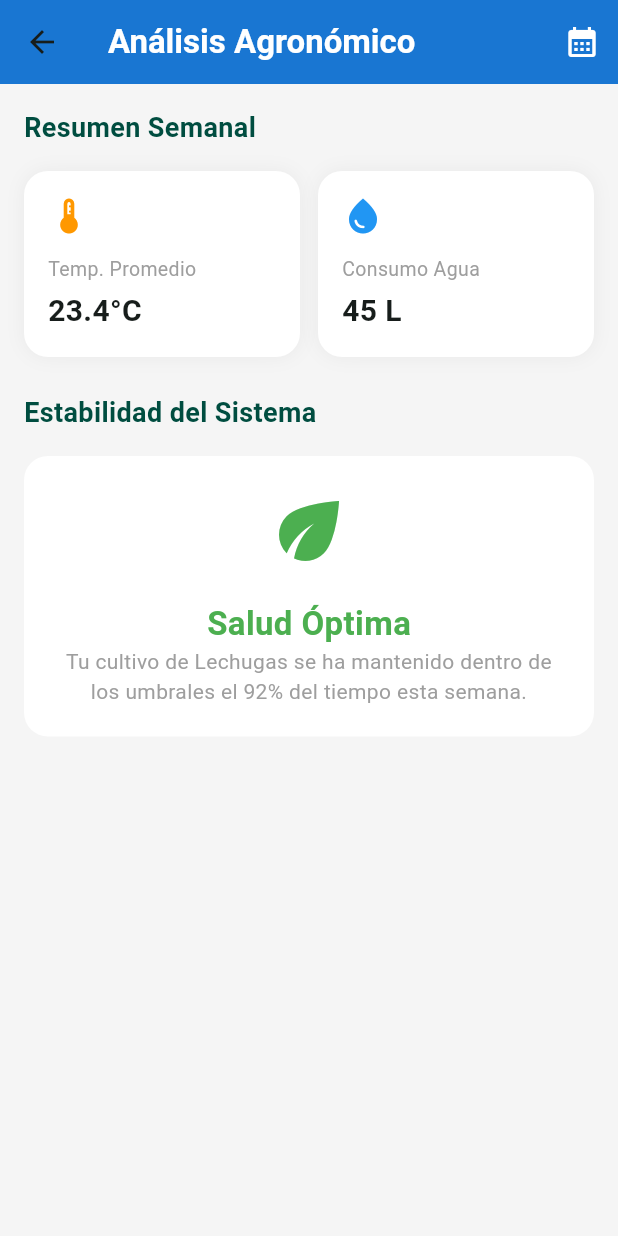
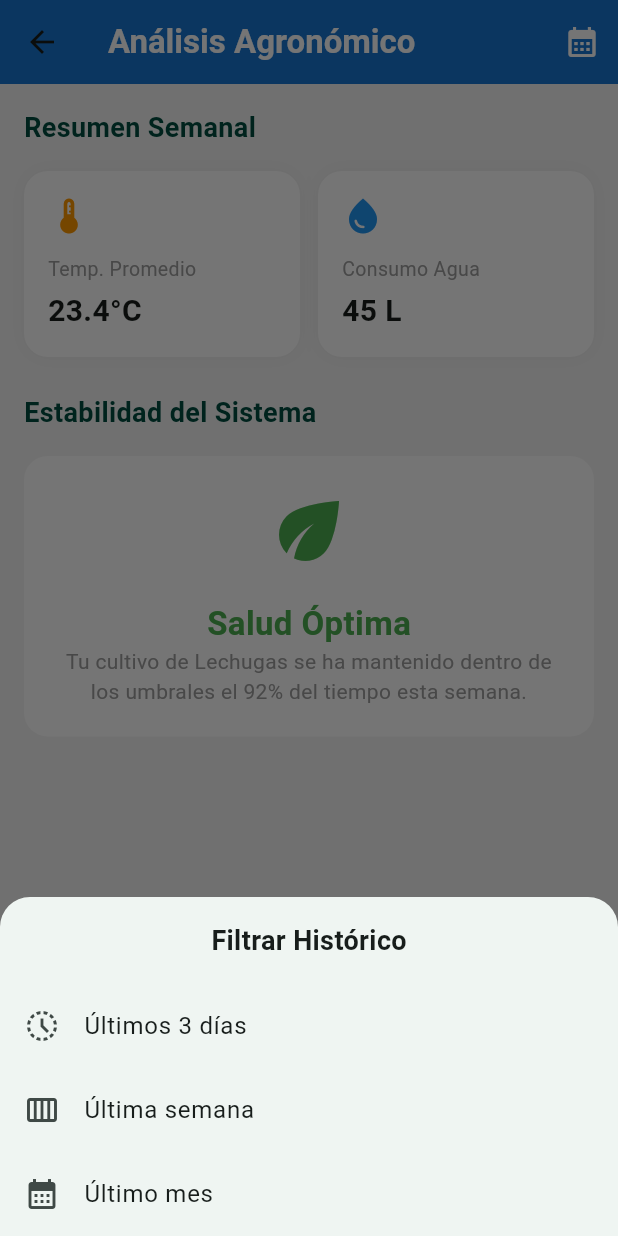
Before and after one commit to AdryFryx/AquaPlants, a Flutter app: the AnaliticaScreen screen opened directly, after a tap on the "calendar month" icon, on a phone screen of 412 x 824 dp. Run offline on Flutter 3.47's test engine with Material 3 defaults, Android fonts, the light colour scheme and no system bars; our stand-ins replace fl_chart, shared_preferences; accounts and stored records are empty.

Commit message:
Segundo avance

```diff
--- a/lib/screens/analitica.dart
+++ b/lib/screens/analitica.dart
@@ -1,7 +1,67 @@
 import 'package:flutter/material.dart';
+import 'package:aquaplants/services/api_service.dart';
 
-class AnaliticaScreen extends StatelessWidget {
+class AnaliticaScreen extends StatefulWidget {
   const AnaliticaScreen({super.key});
+
+  @override
+  State<AnaliticaScreen> createState() => _AnaliticaScreenState();
+}
+
+class _AnaliticaScreenState extends State<AnaliticaScreen> {
+  int _diasSeleccionados = 7; // Por defecto 1 semana
+  String _tituloPeriodo = 'Resumen Semanal';
+
+  // Función para abrir el menú de selección de fechas
+  void _mostrarFiltroFechas() {
+    showModalBottomSheet(
+      context: context,
+      shape: const RoundedRectangleBorder(
+        borderRadius: BorderRadius.vertical(top: Radius.circular(20)),
+      ),
+      builder: (context) {
+        return SafeArea(
+          child: Column(
+            mainAxisSize: MainAxisSize.min,
+            children: [
+              const Padding(
+                padding: EdgeInsets.all(16.0),
+                child: Text('Filtrar Histórico', style: TextStyle(fontSize: 18, fontWeight: FontWeight.bold)),
+              ),
+              ListTile(
+                leading: const Icon(Icons.history_toggle_off),
+                title: const Text('Últimos 3 días'),
+                onTap: () => _aplicarFiltro(3, 'Resumen: Últimos 3 días'),
+              ),
+              ListTile(
+                leading: const Icon(Icons.calendar_view_week),
+                title: const Text('Última semana'),
+                onTap: () => _aplicarFiltro(7, 'Resumen Semanal'),
+              ),
+              ListTile(
+                leading: const Icon(Icons.calendar_month),
+                title: const Text('Último mes'),
+                onTap: () => _aplicarFiltro(30, 'Resumen Mensual'),
+              ),
+            ],
+          ),
+        );
+      },
+    );
+  }
+
+  void _aplicarFiltro(int dias, String titulo) {
+    setState(() {
+      _diasSeleccionados = dias;
+      _tituloPeriodo = titulo;
+    });
+    Navigator.pop(context); // Cierra el modal
+
+
+    ApiService().getMediciones(dias: _diasSeleccionados).then((datos) {
+    setState(() {});
+    });
+  }
 
   @override
   Widget build(BuildContext context) {
@@ -9,14 +69,12 @@
       backgroundColor: Colors.grey[100],
       appBar: AppBar(
         title: const Text('Análisis Agronómico', style: TextStyle(color: Colors.white, fontWeight: FontWeight.bold)),
-        backgroundColor: const Color(0xFF1976D2), // Azul analítica
+        backgroundColor: const Color(0xFF1976D2),
         elevation: 0,
         actions: [
           IconButton(
             icon: const Icon(Icons.calendar_month, color: Colors.white),
-            onPressed: () {
-              // Futuro selector de fechas
-            },
+            onPressed: _mostrarFiltroFechas, // Conectamos el botón al modal
           )
         ],
       ),
@@ -25,7 +83,8 @@
         child: Column(
           crossAxisAlignment: CrossAxisAlignment.start,
           children: [
-            const Text('Resumen Semanal', style: TextStyle(fontSize: 18, fontWeight: FontWeight.bold, color: Color(0xFF004D40))),
+            // El texto ahora cambia dinámicamente según el filtro
+            Text(_tituloPeriodo, style: const TextStyle(fontSize: 18, fontWeight: FontWeight.bold, color: Color(0xFF004D40))),
             const SizedBox(height: 16),
             Row(
               children: [
@@ -35,6 +94,8 @@
               ],
             ),
             const SizedBox(height: 24),
+
+            // UI original restaurada completa
             const Text('Estabilidad del Sistema', style: TextStyle(fontSize: 18, fontWeight: FontWeight.bold, color: Color(0xFF004D40))),
             const SizedBox(height: 16),
             Container(
@@ -64,7 +125,7 @@
       decoration: BoxDecoration(
         color: Colors.white,
         borderRadius: BorderRadius.circular(16),
-        boxShadow: [BoxShadow(color: Colors.black.withOpacity(0.05), blurRadius: 10)],
+        boxShadow: [BoxShadow(color: Colors.black.withValues(alpha: 0.05), blurRadius: 10)],
       ),
       child: Column(
         crossAxisAlignment: CrossAxisAlignment.start,
--- a/lib/screens/dashboard.dart
+++ b/lib/screens/dashboard.dart
@@ -109,7 +109,7 @@
               decoration: BoxDecoration(
                 color: Colors.white,
                 borderRadius: BorderRadius.circular(16),
-                boxShadow: [BoxShadow(color: Colors.black.withOpacity(0.05), blurRadius: 10)],
+                boxShadow: [BoxShadow(color: Colors.black.withValues(alpha: 0.05), blurRadius: 10)],
               ),
               child: historialAgua.isEmpty
                   ? const Center(child: CircularProgressIndicator())
@@ -130,7 +130,7 @@
                             isStrokeCapRound: true,
                             belowBarData: BarAreaData(
                               show: true,
-                              color: const Color(0xFF00BFA5).withOpacity(0.2),
+                              color: const Color(0xFF00BFA5).withValues(alpha: 0.2),
                             ),
                           ),
                         ],
@@ -149,7 +149,7 @@
       decoration: BoxDecoration(
         color: Colors.white,
         borderRadius: BorderRadius.circular(16),
-        boxShadow: [BoxShadow(color: Colors.black.withOpacity(0.05), blurRadius: 10)],
+        boxShadow: [BoxShadow(color: Colors.black.withValues(alpha: 0.05), blurRadius: 10)],
         border: Border(bottom: BorderSide(color: statusColor, width: 4)),
       ),
       child: Column(
```
Also changed, not shown: lib/services/api_service.dart (+11 -6 lines), 3 other files.
